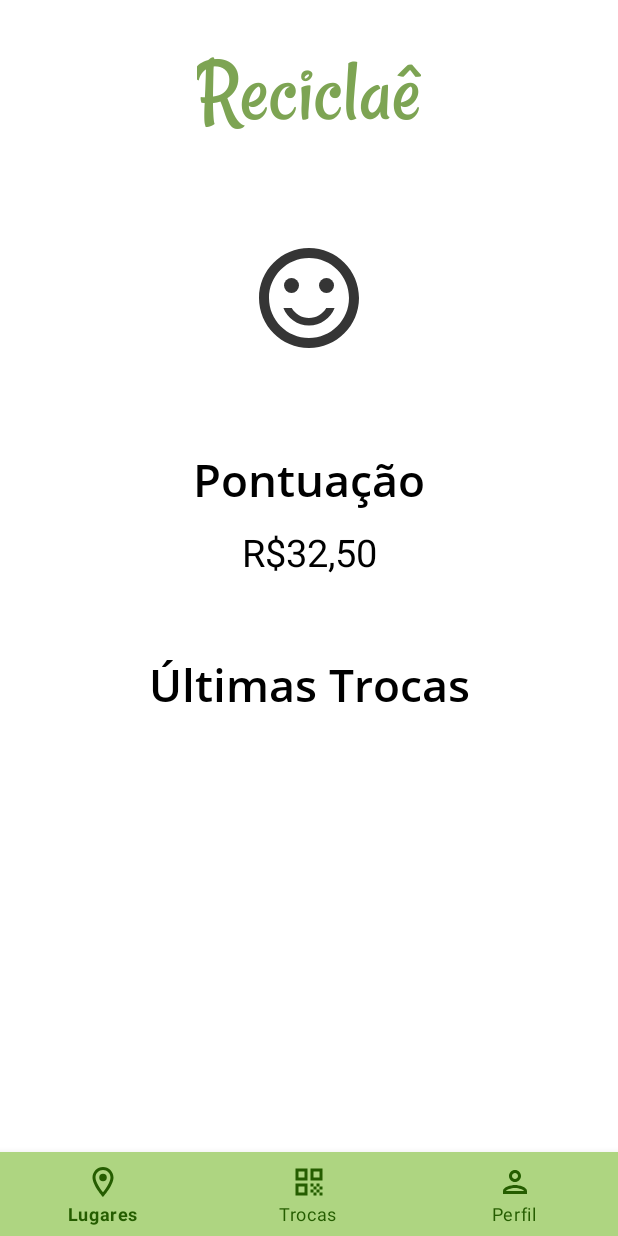
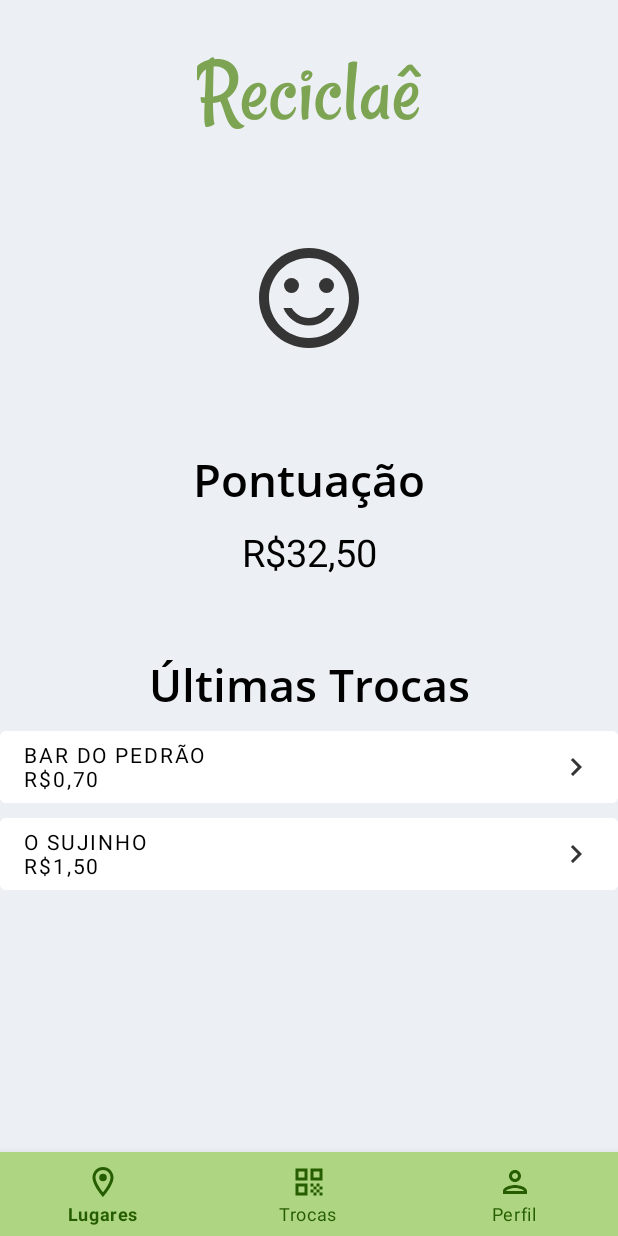
Before and after one commit to vitorgelsi/Reciclae, an Android app: the screen it shows after launch (MainActivity), on a phone screen of 412 x 824 dp. Run offline under Robolectric (Android 15) with nearby library versions, the phone set to English and light mode, and no system bars.

Commit message:
Novas fontes incluídas

```diff
--- /dev/null
+++ b/app/src/main/res/drawable/ic_arrow_right.xml
@@ -0,0 +1,5 @@
+<vector android:autoMirrored="true" android:height="24dp"
+    android:tint="#353535" android:viewportHeight="24"
+    android:viewportWidth="24" android:width="24dp" xmlns:android="http://schemas.android.com/apk/res/android">
+    <path android:fillColor="@android:color/white" android:pathData="M8.59,16.59L13.17,12 8.59,7.41 10,6l6,6 -6,6 -1.41,-1.41z"/>
+</vector>
--- a/app/src/main/res/layout/fragment_conta.xml
+++ b/app/src/main/res/layout/fragment_conta.xml
@@ -57,7 +57,7 @@
         android:gravity="start|center_vertical"
         android:text="Dados Pessoais"
         android:textColor="@color/primaryTextColor"
-        android:fontFamily="@font/opensans"
+        android:fontFamily="@font/fonts"
         app:layout_constraintTop_toBottomOf="@id/txv_meu_perfil" />
 
     <Button
@@ -71,7 +71,7 @@
         android:gravity="start|center_vertical"
         android:text="pontuação"
         android:textColor="@color/primaryTextColor"
-        android:fontFamily="@font/opensans"
+        android:fontFamily="@font/fonts"
         app:layout_constraintTop_toBottomOf="@id/btn_dd_pessoais" />
 
     <Button
@@ -85,7 +85,7 @@
         android:text="e-mail"
         android:backgroundTint="@color/backgroundWhite"
         android:textColor="@color/primaryTextColor"
-        android:fontFamily="@font/opensans"
+        android:fontFamily="@font/fonts"
         app:layout_constraintTop_toBottomOf="@id/btn_pontuacao" />
 
     <Button
@@ -99,7 +99,7 @@
         android:text="senha"
         android:backgroundTint="@color/backgroundWhite"
         android:textColor="@color/primaryTextColor"
-        android:fontFamily="@font/opensans"
+        android:fontFamily="@font/fonts"
         app:layout_constraintTop_toBottomOf="@id/btn_email" />
 
     <Button
@@ -113,7 +113,7 @@
         android:text="Navegação"
         android:backgroundTint="@color/backgroundWhite"
         android:textColor="@color/primaryTextColor"
-        android:fontFamily="@font/opensans"
+        android:fontFamily="@font/fonts"
         app:layout_constraintTop_toBottomOf="@id/txv_servicos_conectados" />
 
 
--- a/app/src/main/res/layout/fragment_perfil.xml
+++ b/app/src/main/res/layout/fragment_perfil.xml
@@ -54,7 +54,7 @@
         android:gravity="start|center_vertical"
         android:text="Dados Pessoais"
         android:textColor="@color/primaryTextColor"
-        android:fontFamily="@font/opensans"
+        android:fontFamily="@font/fonts"
         app:layout_constraintTop_toBottomOf="@id/txv_meu_perfil" />
 
     <Button
@@ -65,7 +65,7 @@
         android:gravity="start|center_vertical"
         android:text="pontuação"
         android:textColor="@color/primaryTextColor"
-        android:fontFamily="@font/opensans"
+        android:fontFamily="@font/fonts"
         app:layout_constraintTop_toBottomOf="@id/btn_dd_pessoais" />
 
     <Button
@@ -76,7 +76,7 @@
         android:text="e-mail"
         android:backgroundTint="@color/backgroundLight"
         android:textColor="@color/primaryTextColor"
-        android:fontFamily="@font/opensans"
+        android:fontFamily="@font/fonts"
         app:layout_constraintTop_toBottomOf="@id/btn_pontuacao" />
 
     <Button
@@ -87,7 +87,7 @@
         android:text="senha"
         android:backgroundTint="@color/backgroundLight"
         android:textColor="@color/primaryTextColor"
-        android:fontFamily="@font/opensans"
+        android:fontFamily="@font/fonts"
         app:layout_constraintTop_toBottomOf="@id/btn_email" />
 
     <Button
@@ -98,7 +98,7 @@
         android:text="Navegação"
         android:backgroundTint="@color/backgroundLight"
         android:textColor="@color/primaryTextColor"
-        android:fontFamily="@font/opensans"
+        android:fontFamily="@font/fonts"
         app:layout_constraintTop_toBottomOf="@id/txv_servicos_conectados" />
 
 
--- a/app/src/main/res/layout/fragment_trocas.xml
+++ b/app/src/main/res/layout/fragment_trocas.xml
@@ -1,9 +1,10 @@
 <?xml version="1.0" encoding="utf-8"?>
 <androidx.constraintlayout.widget.ConstraintLayout xmlns:android="http://schemas.android.com/apk/res/android"
     xmlns:tools="http://schemas.android.com/tools"
+    xmlns:app="http://schemas.android.com/apk/res-auto"
     android:layout_width="match_parent"
     android:layout_height="match_parent"
-    xmlns:app="http://schemas.android.com/apk/res-auto"
+    android:background="@color/backgroundLight"
     tools:context=".fragments.TrocasFragment">
 
     <TextView
@@ -54,7 +55,7 @@
         android:layout_height="wrap_content"
         android:layout_marginTop="10dp"
         android:text="R$32,50"
-        android:fontFamily="@font/opensans"
+        android:fontFamily="@font/fonts"
         android:textColor="@color/primaryTextColor"
         android:textSize="25sp"
         app:layout_constraintEnd_toEndOf="parent"
@@ -74,15 +75,38 @@
         app:layout_constraintStart_toStartOf="parent"
         app:layout_constraintTop_toBottomOf="@id/txv_total_reais" />
 
-<!--    <androidx.recyclerview.widget.RecyclerView
-        android:id="@+id/trocas"
+    <Button
+        android:id="@+id/btn_pedrao"
+        android:stateListAnimator="@null"
+        android:lines="2"
         android:layout_width="match_parent"
-        android:layout_height="match_parent"
-        android:textSize="36sp"
-        app:layoutManager="androidx.recyclerview.widget.LinearLayoutManager"
-        app:layout_constraintTop_toTopOf="parent"
-        app:layout_constraintBottom_toBottomOf="parent"
-        app:layout_constraintLeft_toLeftOf="parent"
-        app:layout_constraintRight_toRightOf="parent"/>-->
+        android:layout_height="wrap_content"
+        android:insetTop="0dp"
+        android:insetBottom="0dp"
+        android:layout_marginTop="10dp"
+        android:gravity="start|center_vertical"
+        android:text="Bar do Pedrão\nR$0,70"
+        android:backgroundTint="@color/backgroundWhite"
+        android:textColor="@color/primaryTextColor"
+        android:fontFamily="@font/fonts"
+        android:drawableEnd="@drawable/ic_arrow_right"
+        app:layout_constraintTop_toBottomOf="@id/txv_ultimas_trocas" />
+
+    <Button
+        android:id="@+id/btn_sujinho"
+        android:stateListAnimator="@null"
+        android:lines="2"
+        android:layout_width="match_parent"
+        android:layout_height="wrap_content"
+        android:insetTop="0dp"
+        android:insetBottom="0dp"
+        android:layout_marginTop="10dp"
+        android:gravity="start|center_vertical"
+        android:text="O Sujinho\nR$1,50"
+        android:backgroundTint="@color/backgroundWhite"
+        android:textColor="@color/primaryTextColor"
+        android:fontFamily="@font/fonts"
+        android:drawableEnd="@drawable/ic_arrow_right"
+        app:layout_constraintTop_toBottomOf="@id/btn_pedrao" />
 
 </androidx.constraintlayout.widget.ConstraintLayout>
--- a/app/src/main/res/values/themes.xml
+++ b/app/src/main/res/values/themes.xml
@@ -14,6 +14,5 @@
         <!-- Navbar color. -->
         <item name="android:navigationBarColor">@color/primaryColor</item>
         <!-- Customize your theme here. -->
-        <item name="android:actionBarSize">0dp</item>
     </style>
 </resources>
```
Also changed, not shown: app/src/main/res/font/fonts.xml (renamed from app/src/main/res/font/opensans.xml).
